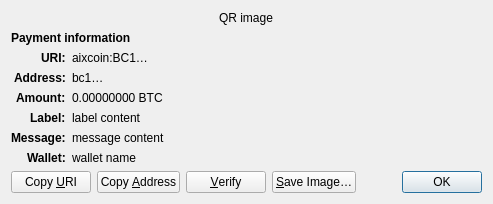
The window that src/qt/forms/receiverequestdialog.ui (aixcoin-core/gui-qml) describes before a commit, drawn with Qt 5.
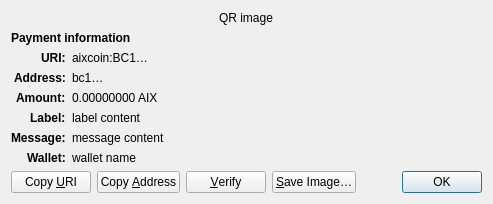
The same window after the commit. Custom widgets are drawn as their Qt base class.

```diff
--- a/src/qt/forms/receiverequestdialog.ui
+++ b/src/qt/forms/receiverequestdialog.ui
@@ -126,7 +126,7 @@
    <item row="4" column="1" alignment="Qt::AlignTop">
     <widget class="QLabel" name="amount_content">
      <property name="text">
-      <string notr="true">0.00000000 BTC</string>
+      <string notr="true">0.00000000 AIX</string>
      </property>
      <property name="textFormat">
       <enum>Qt::PlainText</enum>
```
